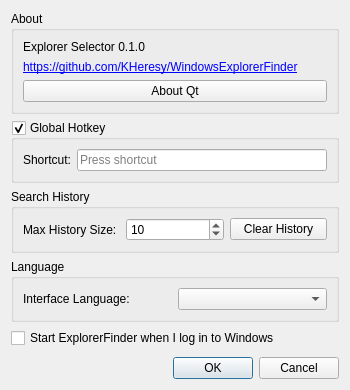
This is ExplorerSelector/SettingsDialog.ui in KHeresy/WindowsExplorerSelector as Qt 5 draws it before an edit. The edited form follows.
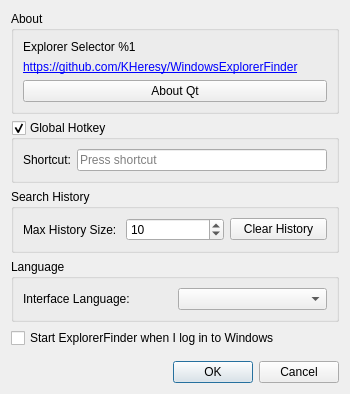
This is the edited form.

The edit to the form file:
```diff
--- a/ExplorerSelector/SettingsDialog.ui
+++ b/ExplorerSelector/SettingsDialog.ui
@@ -7,7 +7,7 @@
     <x>0</x>
     <y>0</y>
     <width>350</width>
-    <height>390</height>
+    <height>394</height>
    </rect>
   </property>
   <property name="windowTitle">
@@ -23,7 +23,7 @@
       <item>
        <widget class="QLabel" name="lblVersion">
         <property name="text">
-         <string>Explorer Selector 0.1.0</string>
+         <string>Explorer Selector %1</string>
         </property>
        </widget>
       </item>
```
